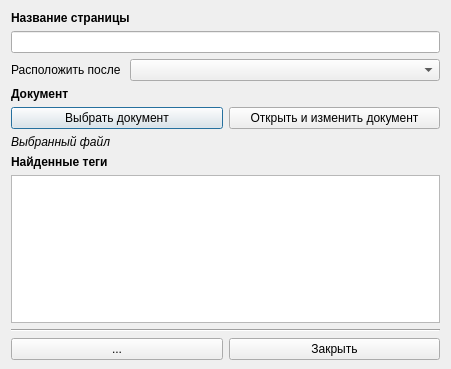
First picture: the form in designer/dialogwindows/neddw/nedpagedialogwindow.ui, repository Artemako/auto-exec-doc, before the edit.
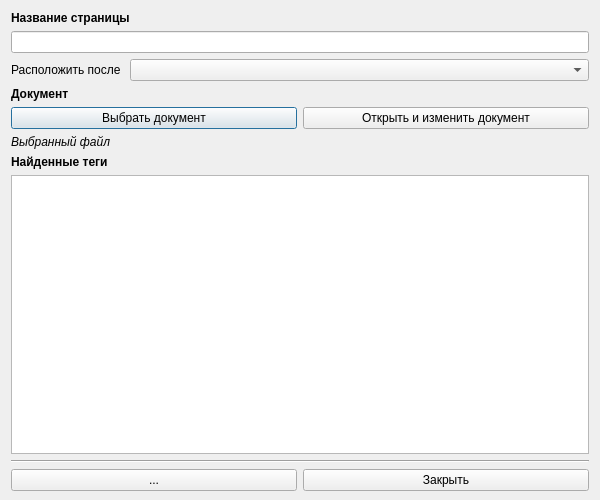
Second picture: the form after the edit. Icons and pictures are not drawn.

The edit to the form file:
```diff
--- a/designer/dialogwindows/neddw/nedpagedialogwindow.ui
+++ b/designer/dialogwindows/neddw/nedpagedialogwindow.ui
@@ -6,8 +6,8 @@
    <rect>
     <x>0</x>
     <y>0</y>
-    <width>451</width>
-    <height>369</height>
+    <width>600</width>
+    <height>500</height>
    </rect>
   </property>
   <property name="windowTitle">
```
Left out of the diff: 2 changed lines with no effect on the pictures.
